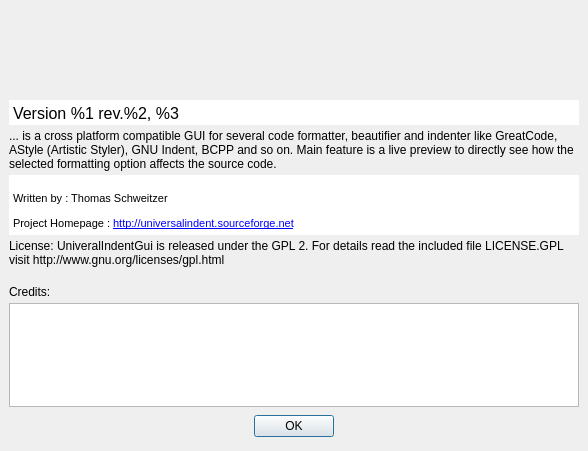
Qt form src/aboutdialog.ui (danblakemore/universal-indent-gui) before a commit.
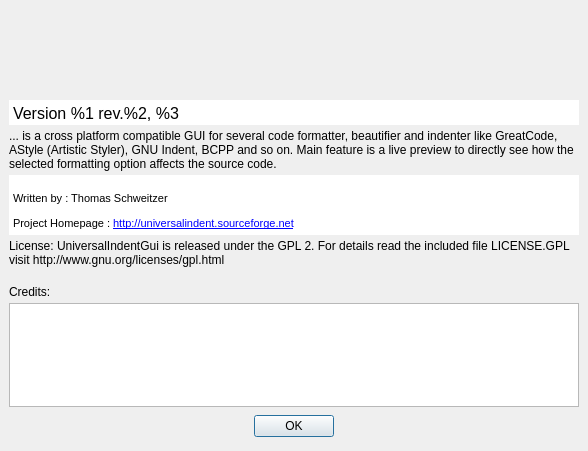
The same form after that commit. Icons and pictures are not drawn.

Patch:
```diff
--- a/src/aboutdialog.ui
+++ b/src/aboutdialog.ui
@@ -147,7 +147,7 @@
    <item>
     <widget class="QLabel" name="licenseLabel" >
      <property name="text" >
-      <string>License: UniveralIndentGui is released under the GPL 2. For details read the included file LICENSE.GPL visit http://www.gnu.org/licenses/gpl.html</string>
+      <string>License: UniversalIndentGui is released under the GPL 2. For details read the included file LICENSE.GPL visit http://www.gnu.org/licenses/gpl.html</string>
      </property>
      <property name="wordWrap" >
       <bool>true</bool>
```
